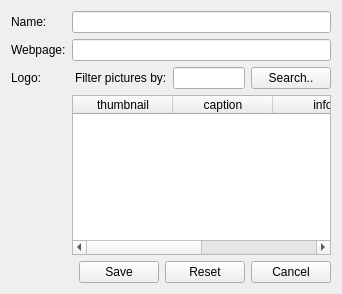
First picture: the form in qt/apps/configurator/forms/manufacturer_edit.ui, repository Wolframe/qtClient, before the edit.
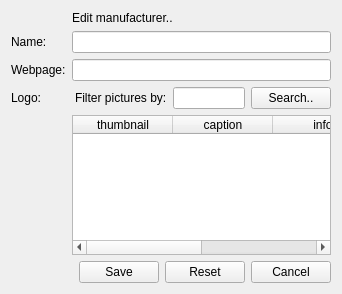
Second picture: the form after the edit. Icons and pictures are not drawn.

Patch:
```diff
--- a/qt/apps/configurator/forms/manufacturer_edit.ui
+++ b/qt/apps/configurator/forms/manufacturer_edit.ui
@@ -29,7 +29,7 @@
    <property name="fieldGrowthPolicy">
     <enum>QFormLayout::AllNonFixedFieldsGrow</enum>
    </property>
-   <item row="0" column="0">
+   <item row="1" column="0">
     <widget class="QLabel" name="label_name">
      <property name="text">
       <string>Name:</string>
@@ -39,14 +39,14 @@
      </property>
     </widget>
    </item>
-   <item row="0" column="1">
+   <item row="1" column="1">
     <widget class="QLineEdit" name="name">
      <property name="initialFocus" stdset="0">
       <bool>true</bool>
      </property>
     </widget>
    </item>
-   <item row="1" column="0">
+   <item row="2" column="0">
     <widget class="QLabel" name="label_description">
      <property name="text">
       <string>Webpage:</string>
@@ -56,7 +56,7 @@
      </property>
     </widget>
    </item>
-   <item row="3" column="1">
+   <item row="4" column="1">
     <widget class="QTableWidget" name="picture">
      <property name="horizontalScrollBarPolicy">
       <enum>Qt::ScrollBarAsNeeded</enum>
@@ -116,7 +116,7 @@
      </column>
     </widget>
    </item>
-   <item row="4" column="0" colspan="2">
+   <item row="5" column="0" colspan="2">
     <layout class="QHBoxLayout" name="horizontalLayout">
      <item>
       <spacer name="horizontalSpacer">
@@ -184,10 +184,10 @@
      </item>
     </layout>
    </item>
-   <item row="1" column="1">
-    <widget class="QLineEdit" name="webPage"/>
-   </item>
    <item row="2" column="1">
+    <widget class="QLineEdit" name="webPage"/>
+   </item>
+   <item row="3" column="1">
     <layout class="QHBoxLayout" name="horizontalLayout_3">
      <item>
       <spacer name="horizontalSpacer_2">
@@ -227,7 +227,7 @@
      </item>
     </layout>
    </item>
-   <item row="2" column="0">
+   <item row="3" column="0">
     <widget class="QLabel" name="label">
      <property name="text">
       <string>Logo:</string>
@@ -237,6 +237,23 @@
      </property>
     </widget>
    </item>
+   <item row="0" column="0">
+    <widget class="QLabel" name="label_3">
+     <property name="text">
+      <string/>
+     </property>
+     <property name="pixmap">
+      <pixmap resource="../resources/configurator.qrc">:/images/building_edit.png</pixmap>
+     </property>
+    </widget>
+   </item>
+   <item row="0" column="1">
+    <widget class="QLabel" name="label_4">
+     <property name="text">
+      <string>Edit manufacturer..</string>
+     </property>
+    </widget>
+   </item>
   </layout>
  </widget>
  <tabstops>
```
Left out of the diff: 4 changed lines with no effect on the pictures.
